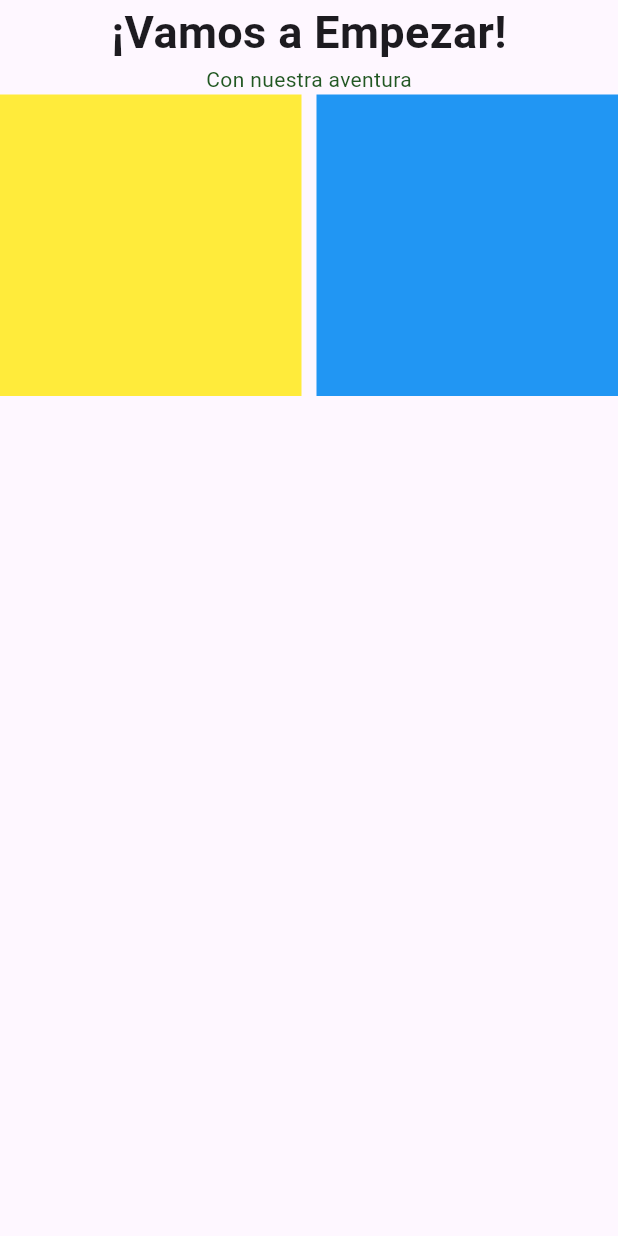
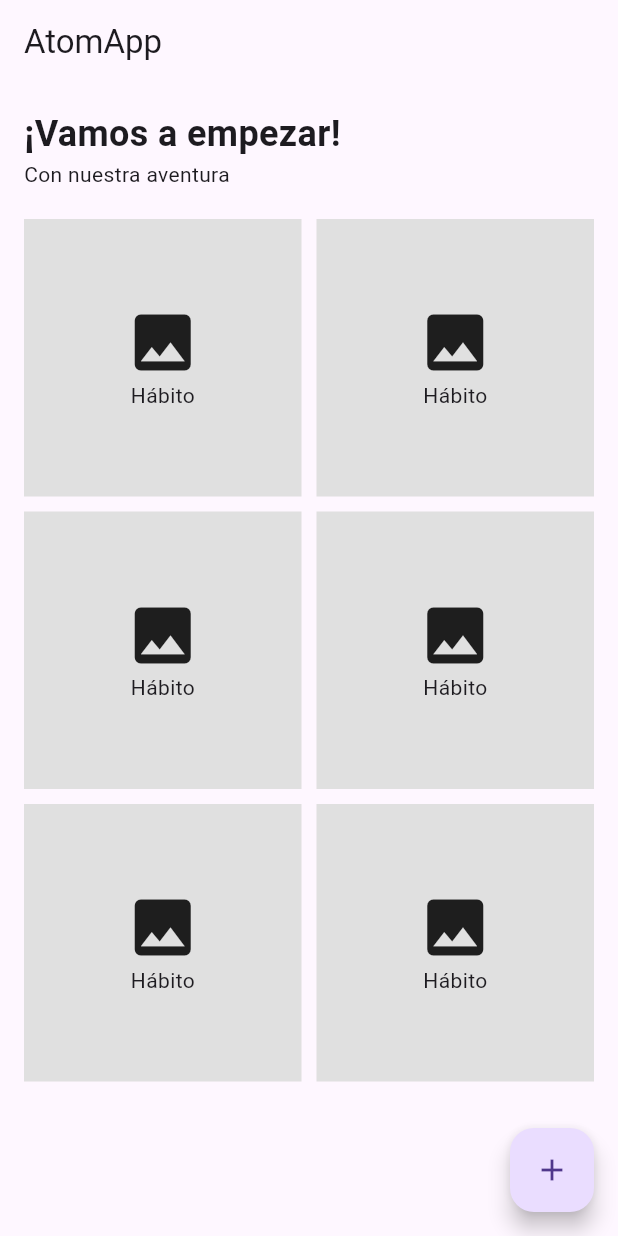
Before and after one commit to ElkinSanchez/AplicacionesMoviles, a Flutter app: the GridHabits screen opened directly, on a phone screen of 412 x 824 dp. Run offline on Flutter 3.47's test engine with Material 3 defaults, Android fonts, the phone set to English and light mode, and no system bars; our stand-ins replace flutter_form_builder, flutter_svg.

Commit message:
Vistas CRUD Habitos

```diff
--- a/lib/main.dart
+++ b/lib/main.dart
@@ -1,3 +1,5 @@
+import 'package:atomapp/screens_habits/EditHabit.dart';
+import 'package:atomapp/screens_habits/grid_habits.dart';
 import 'package:atomapp/screens_user/login.dart';
 import 'package:atomapp/screens_user/register.dart';
 import 'package:flutter/material.dart';
@@ -16,6 +18,8 @@
       routes: {
         Register.routename: (context) => const Register(),
         Login.routename: (context) => const Login(),
+        GridHabits.routename: (context) => const GridHabits(),
+        EditHabit.routeName: (context) => const EditHabit(),
       },
     );
   }
--- a/lib/screens_habits/grid_habits.dart
+++ b/lib/screens_habits/grid_habits.dart
@@ -1,40 +1,65 @@
 import 'package:flutter/material.dart';
-
 class GridHabits extends StatelessWidget {
+  static const String routename = '/gridHabits';  // Añade esta línea
   const GridHabits({
     super.key,
   });
 
-  @override
+   @override
   Widget build(BuildContext context) {
-    return Column(children: [
-      const Text(
-        "¡Vamos a Empezar!",
-        style: TextStyle(
-          fontSize: 30,
-          fontWeight: FontWeight.bold,
-        ),
+    return Scaffold(
+      appBar: AppBar(
+        title: Text('AtomApp'),
       ),
-      const Text("Con nuestra aventura",
-          style: TextStyle(color: Color.fromARGB(255, 33, 87, 34))),
-      Expanded(
-        child: GridView.count(
-          crossAxisCount: 2,
-          crossAxisSpacing: 10,
-          mainAxisSpacing: 10,
-          primary: false,
+      body: Padding(
+        padding: const EdgeInsets.all(16.0),
+        child: Column(
+          crossAxisAlignment: CrossAxisAlignment.start,
           children: [
-            Container(
-              height: 100,
-              color: Colors.yellow,
+            Text(
+              '¡Vamos a empezar!',
+              style: TextStyle(fontSize: 24, fontWeight: FontWeight.bold),
             ),
-            Container(
-              height: 100,
-              color: Colors.blue,
+            Text('Con nuestra aventura'),
+            SizedBox(height: 20),
+            GridView.builder(
+              shrinkWrap: true,
+              gridDelegate: SliverGridDelegateWithFixedCrossAxisCount(
+                crossAxisCount: 2,
+                childAspectRatio: 1,
+                crossAxisSpacing: 10,
+                mainAxisSpacing: 10,
+              ),
+              itemCount: 6,
+              itemBuilder: (context, index) {
+                return GestureDetector(
+                  onTap: () {
+                    // Acción al hacer clic en el hábito
+                  },
+                  child: Container(
+                    color: Colors.grey[300],
+                    child: Center(
+                      child: Column(
+                        mainAxisAlignment: MainAxisAlignment.center,
+                        children: [
+                          Icon(Icons.image, size: 50),
+                          Text('Hábito'),
+                        ],
+                      ),
+                    ),
+                  ),
+                );
+              },
             ),
           ],
         ),
       ),
-    ]);
+      floatingActionButton: FloatingActionButton(
+        onPressed: () {
+          // Acción al presionar el botón
+        },
+        child: Icon(Icons.add),
+      ),
+    );
   }
 }
```
Also changed, not shown: lib/screens_habits/EditHabit.dart (added, +156 -0 lines), web_entrypoint.dart (added).
